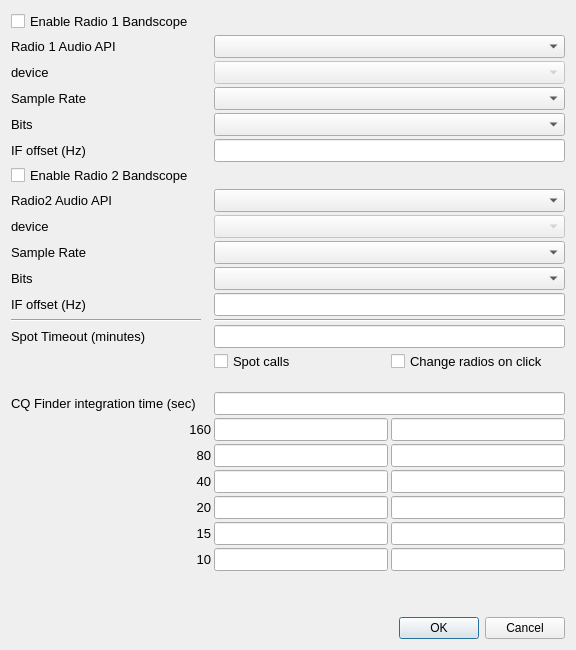
Qt form so2sdr/sdrdialog.ui (n4ogw/so2sdr) before a commit.
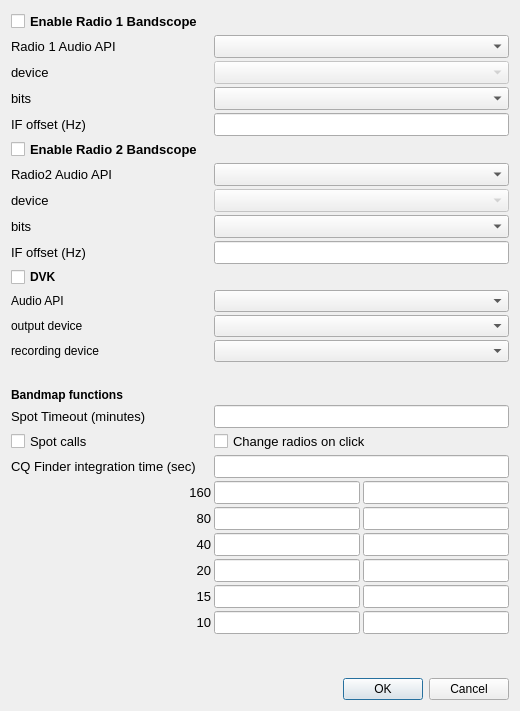
The same form after that commit.

```diff
--- a/so2sdr/sdrdialog.ui
+++ b/so2sdr/sdrdialog.ui
@@ -6,12 +6,12 @@
    <rect>
     <x>0</x>
     <y>0</y>
-    <width>576</width>
-    <height>650</height>
+    <width>520</width>
+    <height>711</height>
    </rect>
   </property>
   <property name="sizePolicy">
-   <sizepolicy hsizetype="MinimumExpanding" vsizetype="Fixed">
+   <sizepolicy hsizetype="MinimumExpanding" vsizetype="MinimumExpanding">
     <horstretch>0</horstretch>
     <verstretch>0</verstretch>
    </sizepolicy>
@@ -19,13 +19,13 @@
   <property name="minimumSize">
    <size>
     <width>500</width>
-    <height>650</height>
+    <height>711</height>
    </size>
   </property>
   <property name="maximumSize">
    <size>
     <width>700</width>
-    <height>650</height>
+    <height>711</height>
    </size>
   </property>
   <property name="windowTitle">
@@ -43,18 +43,6 @@
      <property name="verticalSpacing">
       <number>3</number>
      </property>
-     <item row="0" column="0">
-      <widget class="QCheckBox" name="checkBox">
-       <property name="font">
-        <font>
-         <pointsize>10</pointsize>
-        </font>
-       </property>
-       <property name="text">
-        <string>Enable Radio 1 Bandscope</string>
-       </property>
-      </widget>
-     </item>
      <item row="1" column="0">
       <widget class="QLabel" name="label_12">
        <property name="font">
@@ -104,27 +92,6 @@
       </widget>
      </item>
      <item row="3" column="0">
-      <widget class="QLabel" name="label_8">
-       <property name="font">
-        <font>
-         <pointsize>10</pointsize>
-        </font>
-       </property>
-       <property name="text">
-        <string>Sample Rate</string>
-       </property>
-      </widget>
-     </item>
-     <item row="3" column="1">
-      <widget class="QComboBox" name="SampleRate1ComboBox">
-       <property name="font">
-        <font>
-         <pointsize>10</pointsize>
-        </font>
-       </property>
-      </widget>
-     </item>
-     <item row="4" column="0">
       <widget class="QLabel" name="label_6">
        <property name="font">
         <font>
@@ -132,11 +99,11 @@
         </font>
        </property>
        <property name="text">
-        <string>Bits</string>
+        <string>bits</string>
        </property>
       </widget>
      </item>
-     <item row="4" column="1">
+     <item row="3" column="1">
       <widget class="QComboBox" name="Bits1ComboBox">
        <property name="font">
         <font>
@@ -145,7 +112,7 @@
        </property>
       </widget>
      </item>
-     <item row="5" column="0">
+     <item row="4" column="0">
       <widget class="QLabel" name="label_2">
        <property name="font">
         <font>
@@ -157,7 +124,7 @@
        </property>
       </widget>
      </item>
-     <item row="5" column="1">
+     <item row="4" column="1">
       <widget class="QLineEdit" name="OffsetLineEdit">
        <property name="font">
         <font>
@@ -169,11 +136,13 @@
        </property>
       </widget>
      </item>
-     <item row="7" column="0">
+     <item row="6" column="0">
       <widget class="QCheckBox" name="checkBox_2">
        <property name="font">
         <font>
          <pointsize>10</pointsize>
+         <weight>75</weight>
+         <bold>true</bold>
         </font>
        </property>
        <property name="text">
@@ -181,7 +150,7 @@
        </property>
       </widget>
      </item>
-     <item row="8" column="0">
+     <item row="7" column="0">
       <widget class="QLabel" name="label_13">
        <property name="font">
         <font>
@@ -193,7 +162,7 @@
        </property>
       </widget>
      </item>
-     <item row="8" column="1">
+     <item row="7" column="1">
       <widget class="QComboBox" name="API2ComboBox">
        <property name="font">
         <font>
@@ -202,7 +171,7 @@
        </property>
       </widget>
      </item>
-     <item row="9" column="0">
+     <item row="8" column="0">
       <widget class="QLabel" name="label_3">
        <property name="font">
         <font>
@@ -214,7 +183,7 @@
        </property>
       </widget>
      </item>
-     <item row="9" column="1">
+     <item row="8" column="1">
       <widget class="QComboBox" name="SoundCard2ComboBox">
        <property name="enabled">
         <bool>false</bool>
@@ -226,20 +195,41 @@
        </property>
       </widget>
      </item>
+     <item row="9" column="0">
+      <widget class="QLabel" name="label_7">
+       <property name="font">
+        <font>
+         <pointsize>10</pointsize>
+        </font>
+       </property>
+       <property name="text">
+        <string>bits</string>
+       </property>
+      </widget>
+     </item>
+     <item row="9" column="1">
+      <widget class="QComboBox" name="Bits2ComboBox">
+       <property name="font">
+        <font>
+         <pointsize>10</pointsize>
+        </font>
+       </property>
+      </widget>
+     </item>
      <item row="10" column="0">
-      <widget class="QLabel" name="label_9">
+      <widget class="QLabel" name="label_4">
        <property name="font">
         <font>
          <pointsize>10</pointsize>
         </font>
        </property>
        <property name="text">
-        <string>Sample Rate</string>
+        <string>IF offset (Hz)</string>
        </property>
       </widget>
      </item>
      <item row="10" column="1">
-      <widget class="QComboBox" name="SampleRate2ComboBox">
+      <widget class="QLineEdit" name="Offset2LineEdit">
        <property name="font">
         <font>
          <pointsize>10</pointsize>
@@ -248,89 +238,78 @@
       </widget>
      </item>
      <item row="11" column="0">
-      <widget class="QLabel" name="label_7">
+      <widget class="QCheckBox" name="checkBox_3">
        <property name="font">
         <font>
-         <pointsize>10</pointsize>
+         <weight>75</weight>
+         <bold>true</bold>
         </font>
        </property>
        <property name="text">
-        <string>Bits</string>
-       </property>
-      </widget>
-     </item>
-     <item row="11" column="1">
-      <widget class="QComboBox" name="Bits2ComboBox">
-       <property name="font">
-        <font>
-         <pointsize>10</pointsize>
-        </font>
+        <string>DVK</string>
        </property>
       </widget>
      </item>
      <item row="12" column="0">
-      <widget class="QLabel" name="label_4">
-       <property name="font">
-        <font>
-         <pointsize>10</pointsize>
-        </font>
-       </property>
+      <widget class="QLabel" name="label_8">
        <property name="text">
-        <string>IF offset (Hz)</string>
+        <string>Audio API</string>
        </property>
       </widget>
      </item>
      <item row="12" column="1">
-      <widget class="QLineEdit" name="Offset2LineEdit">
-       <property name="font">
-        <font>
-         <pointsize>10</pointsize>
-        </font>
-       </property>
-       <property name="toolTip">
-        <string>difference between radio IF frequency and LO frequency</string>
-       </property>
-      </widget>
+      <widget class="QComboBox" name="APIDVKComboBox"/>
      </item>
      <item row="13" column="0">
-      <widget class="Line" name="line">
-       <property name="sizePolicy">
-        <sizepolicy hsizetype="Expanding" vsizetype="Fixed">
-         <horstretch>100</horstretch>
-         <verstretch>0</verstretch>
-        </sizepolicy>
-       </property>
-       <property name="minimumSize">
-        <size>
-         <width>190</width>
-         <height>1</height>
-        </size>
-       </property>
-       <property name="maximumSize">
-        <size>
-         <width>190</width>
-         <height>3</height>
-        </size>
-       </property>
-       <property name="orientation">
-        <enum>Qt::Horizontal</enum>
+      <widget class="QLabel" name="label_9">
+       <property name="text">
+        <string>output device</string>
        </property>
       </widget>
      </item>
      <item row="13" column="1">
-      <widget class="Line" name="line_2">
-       <property name="sizePolicy">
-        <sizepolicy hsizetype="Expanding" vsizetype="Fixed">
-         <horstretch>0</horstretch>
-         <verstretch>0</verstretch>
-        </sizepolicy>
-       </property>
-       <property name="orientation">
-        <enum>Qt::Horizontal</enum>
-       </property>
-      </widget>
+      <widget class="QComboBox" name="SoundCardDVKComboBox"/>
      </item>
      <item row="14" column="0">
+      <widget class="QLabel" name="label_20">
+       <property name="text">
+        <string>recording device</string>
+       </property>
+      </widget>
+     </item>
+     <item row="14" column="1">
+      <widget class="QComboBox" name="DVKRecordingComboBox"/>
+     </item>
+     <item row="15" column="0">
+      <spacer name="verticalSpacer">
+       <property name="orientation">
+        <enum>Qt::Vertical</enum>
+       </property>
+       <property name="sizeType">
+        <enum>QSizePolicy::Fixed</enum>
+       </property>
+       <property name="sizeHint" stdset="0">
+        <size>
+         <width>20</width>
+         <height>20</height>
+        </size>
+       </property>
+      </spacer>
+     </item>
+     <item row="16" column="0">
+      <widget class="QLabel" name="label_21">
+       <property name="font">
+        <font>
+         <weight>75</weight>
+         <bold>true</bold>
+        </font>
+       </property>
+       <property name="text">
+        <string>Bandmap functions</string>
+       </property>
+      </widget>
+     </item>
+     <item row="17" column="0">
       <widget class="QLabel" name="label_5">
        <property name="font">
         <font>
@@ -342,7 +321,7 @@
        </property>
       </widget>
      </item>
-     <item row="14" column="1">
+     <item row="17" column="1">
       <widget class="QLineEdit" name="SpotTimeoutLineEdit">
        <property name="font">
         <font>
@@ -354,50 +333,39 @@
        </property>
       </widget>
      </item>
-     <item row="16" column="1">
-      <layout class="QHBoxLayout" name="horizontalLayout">
-       <item>
-        <widget class="QCheckBox" name="SpotCallsCheckBox">
-         <property name="font">
-          <font>
-           <pointsize>10</pointsize>
-          </font>
-         </property>
-         <property name="toolTip">
-          <string>Put callsigns on bandmap and highlight signals. 
+     <item row="19" column="0">
+      <widget class="QCheckBox" name="SpotCallsCheckBox">
+       <property name="font">
+        <font>
+         <pointsize>10</pointsize>
+        </font>
+       </property>
+       <property name="toolTip">
+        <string>Put callsigns on bandmap and highlight signals. 
 Typically turned off only during the Sprint.</string>
-         </property>
-         <property name="text">
-          <string>Spot calls</string>
-         </property>
-        </widget>
-       </item>
-       <item>
-        <widget class="QCheckBox" name="ChangeRadioClickCheckBox">
-         <property name="font">
-          <font>
-           <pointsize>10</pointsize>
-          </font>
-         </property>
-         <property name="toolTip">
-          <string>When enabled, clicking on a signal will 
+       </property>
+       <property name="text">
+        <string>Spot calls</string>
+       </property>
+      </widget>
+     </item>
+     <item row="19" column="1">
+      <widget class="QCheckBox" name="ChangeRadioClickCheckBox">
+       <property name="font">
+        <font>
+         <pointsize>10</pointsize>
+        </font>
+       </property>
+       <property name="toolTip">
+        <string>When enabled, clicking on a signal will 
 make that radio active</string>
-         </property>
-         <property name="text">
-          <string>Change radios on click</string>
-         </property>
-        </widget>
-       </item>
-      </layout>
-     </item>
-     <item row="17" column="0">
-      <widget class="QLabel" name="label_10">
+       </property>
        <property name="text">
-        <string/>
+        <string>Change radios on click</string>
        </property>
       </widget>
      </item>
-     <item row="18" column="0">
+     <item row="20" column="0">
       <widget class="QLabel" name="label_11">
        <property name="font">
         <font>
@@ -409,7 +377,7 @@
        </property>
       </widget>
      </item>
-     <item row="18" column="1">
+     <item row="20" column="1">
       <widget class="QLineEdit" name="lineEditIntegTime">
        <property name="font">
         <font>
@@ -422,7 +390,7 @@
        </property>
       </widget>
      </item>
-     <item row="19" column="0">
+     <item row="21" column="0">
       <layout class="QGridLayout" name="gridLayout_2">
        <property name="spacing">
         <number>3</number>
@@ -531,7 +499,7 @@
        </item>
       </layout>
      </item>
-     <item row="19" column="1">
+     <item row="21" column="1">
       <layout class="QGridLayout" name="gridLayout">
        <property name="spacing">
         <number>3</number>
@@ -646,6 +614,20 @@
        </item>
       </layout>
      </item>
+     <item row="0" column="0">
+      <widget class="QCheckBox" name="checkBox">
+       <property name="font">
+        <font>
+         <pointsize>10</pointsize>
+         <weight>75</weight>
+         <bold>true</bold>
+        </font>
+       </property>
+       <property name="text">
+        <string>Enable Radio 1 Bandscope</string>
+       </property>
+      </widget>
+     </item>
     </layout>
    </item>
    <item>
```
Left out of the diff: 173 changed lines with no effect on the pictures.
